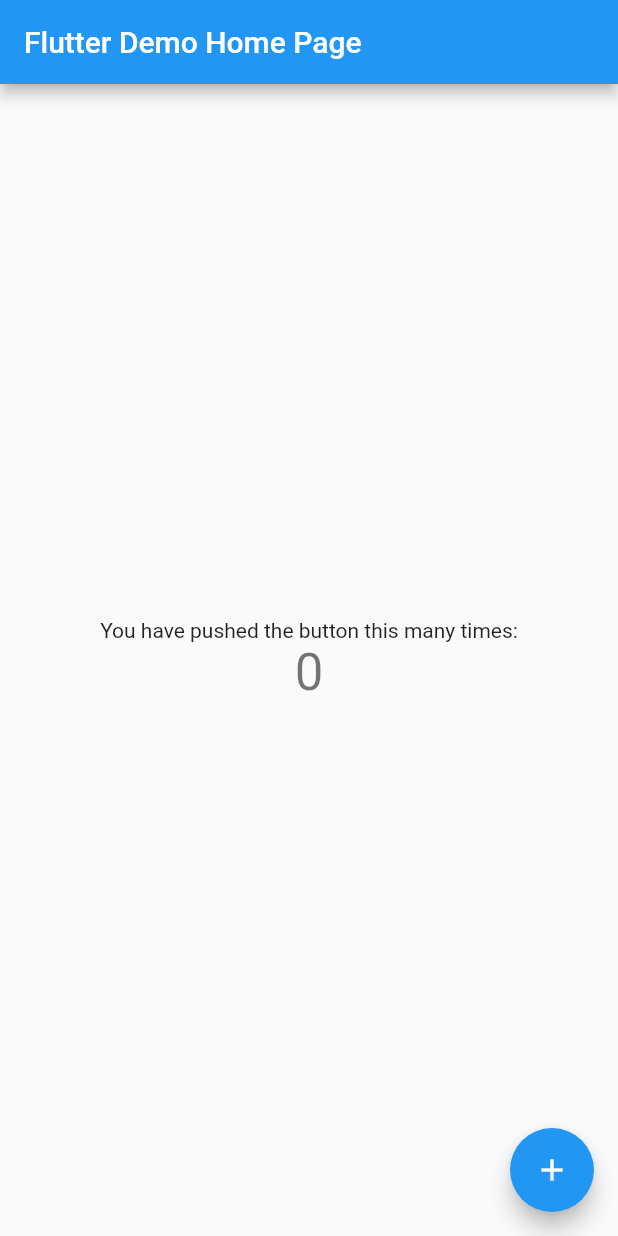
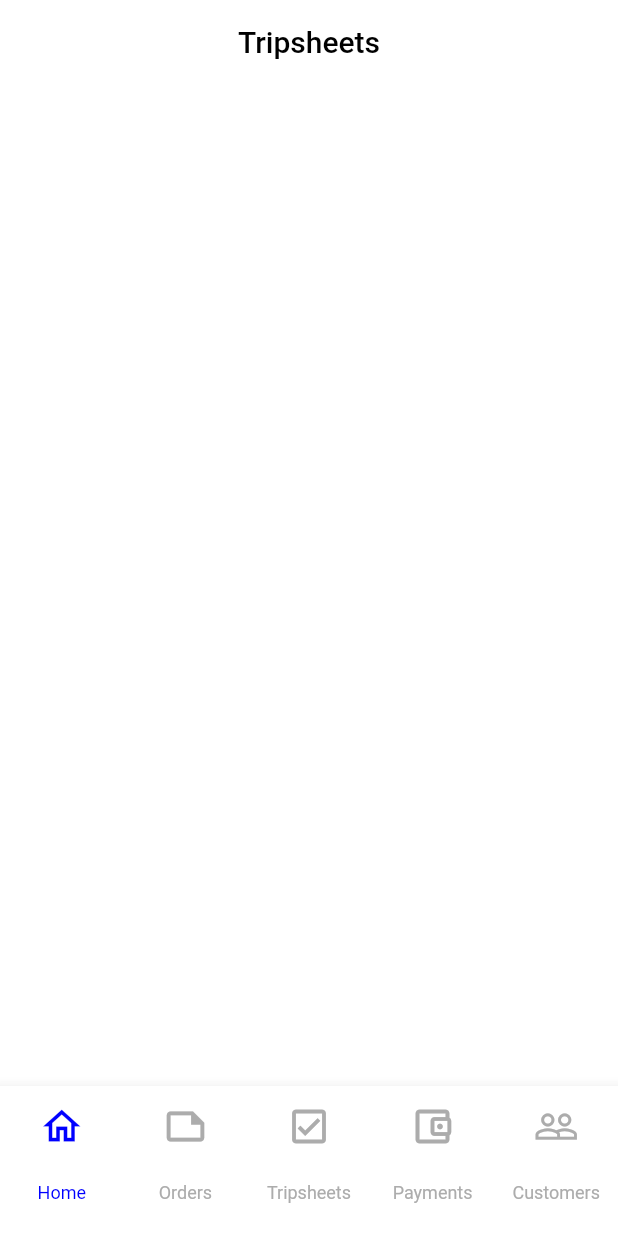
Before and after one commit to sunilbvb/ui_napses_assignment, a Flutter app: the screen it shows after launch, on a phone screen of 412 x 824 dp. Run offline on Flutter 3.47's test engine with Material 2 defaults, Android fonts, the phone set to English and light mode, and no system bars; drawn by our look-alikes of custom_navigation_bar; our stand-ins replace styled_widget.

Commit message:
implemented bottom navigation bar

```diff
--- /dev/null
+++ b/lib/constants/globals.dart
@@ -0,0 +1,17 @@
+import 'package:flutter/material.dart';
+
+const tripSheetsAppBarTitle = 'Tripsheets';
+const Color kBlackColor = Colors.black;
+const Color kWhiteColor = Colors.white;
+const Color kNavBarSelectedColor = Color(0xff040307);
+const Color kNavBarStrokeColor = Color(0x30040307);
+const Color kNavBarUnSelectedColor = Color(0xffacacac);
+const Color kBlueColor = Color(0xff0000FF);
+
+const List<String> bottomNavBarText = [
+  'Home',
+  'Orders',
+  'Tripsheets',
+  'Payments',
+  'Customers'
+];
--- a/lib/main.dart
+++ b/lib/main.dart
@@ -1,113 +1,113 @@
+import 'package:custom_navigation_bar/custom_navigation_bar.dart';
 import 'package:flutter/material.dart';
+import 'package:styled_widget/styled_widget.dart';
+
+import 'constants/globals.dart';
 
 void main() {
   runApp(MyApp());
 }
 
 class MyApp extends StatelessWidget {
-  // This widget is the root of your application.
   @override
   Widget build(BuildContext context) {
     return MaterialApp(
-      title: 'Flutter Demo',
+      title: 'Napses UI assignment',
       theme: ThemeData(
-        // This is the theme of your application.
-        //
-        // Try running your application with "flutter run". You'll see the
-        // application has a blue toolbar. Then, without quitting the app, try
-        // changing the primarySwatch below to Colors.green and then invoke
-        // "hot reload" (press "r" in the console where you ran "flutter run",
-        // or simply save your changes to "hot reload" in a Flutter IDE).
-        // Notice that the counter didn't reset back to zero; the application
-        // is not restarted.
         primarySwatch: Colors.blue,
       ),
-      home: MyHomePage(title: 'Flutter Demo Home Page'),
+      debugShowCheckedModeBanner: false,
+      home: MyHomePage(),
     );
   }
 }
 
 class MyHomePage extends StatefulWidget {
-  MyHomePage({Key key, this.title}) : super(key: key);
-
-  // This widget is the home page of your application. It is stateful, meaning
-  // that it has a State object (defined below) that contains fields that affect
-  // how it looks.
-
-  // This class is the configuration for the state. It holds the values (in this
-  // case the title) provided by the parent (in this case the App widget) and
-  // used by the build method of the State. Fields in a Widget subclass are
-  // always marked "final".
-
-  final String title;
-
   @override
   _MyHomePageState createState() => _MyHomePageState();
 }
 
 class _MyHomePageState extends State<MyHomePage> {
-  int _counter = 0;
-
-  void _incrementCounter() {
-    setState(() {
-      // This call to setState tells the Flutter framework that something has
-      // changed in this State, which causes it to rerun the build method below
-      // so that the display can reflect the updated values. If we changed
-      // _counter without calling setState(), then the build method would not be
-      // called again, and so nothing would appear to happen.
-      _counter++;
-    });
-  }
+  int _currentIndex = 0;
 
   @override
   Widget build(BuildContext context) {
-    // This method is rerun every time setState is called, for instance as done
-    // by the _incrementCounter method above.
-    //
-    // The Flutter framework has been optimized to make rerunning build methods
-    // fast, so that you can just rebuild anything that needs updating rather
-    // than having to individually change instances of widgets.
     return Scaffold(
+      bottomNavigationBar: buildLightDesign(),
       appBar: AppBar(
-        // Here we take the value from the MyHomePage object that was created by
-        // the App.build method, and use it to set our appbar title.
-        title: Text(widget.title),
+        elevation: 0,
+        foregroundColor: kBlackColor,
+        backgroundColor: kWhiteColor,
+        centerTitle: true,
+        title: Text(tripSheetsAppBarTitle).textColor(kBlackColor),
       ),
+      backgroundColor: kWhiteColor,
       body: Center(
-        // Center is a layout widget. It takes a single child and positions it
-        // in the middle of the parent.
-        child: Column(
-          // Column is also a layout widget. It takes a list of children and
-          // arranges them vertically. By default, it sizes itself to fit its
-          // children horizontally, and tries to be as tall as its parent.
-          //
-          // Invoke "debug painting" (press "p" in the console, choose the
-          // "Toggle Debug Paint" action from the Flutter Inspector in Android
-          // Studio, or the "Toggle Debug Paint" command in Visual Studio Code)
-          // to see the wireframe for each widget.
-          //
-          // Column has various properties to control how it sizes itself and
-          // how it positions its children. Here we use mainAxisAlignment to
-          // center the children vertically; the main axis here is the vertical
-          // axis because Columns are vertical (the cross axis would be
-          // horizontal).
-          mainAxisAlignment: MainAxisAlignment.center,
-          children: <Widget>[
-            Text(
-              'You have pushed the button this many times:',
-            ),
-            Text(
-              '$_counter',
-              style: Theme.of(context).textTheme.headline4,
-            ),
-          ],
-        ),
+        child: Text(''),
       ),
-      floatingActionButton: FloatingActionButton(
-        onPressed: _incrementCounter,
-        tooltip: 'Increment',
-        child: Icon(Icons.add),
-      ), // This trailing comma makes auto-formatting nicer for build methods.
+    );
+  }
+
+  Widget buildLightDesign() {
+    return Container(
+      height: 100,
+      child: CustomNavigationBar(
+        iconSize: 30.0,
+        selectedColor: kBlueColor,
+        strokeColor: kNavBarStrokeColor,
+        unSelectedColor: kNavBarUnSelectedColor,
+        backgroundColor: kWhiteColor,
+        items: [
+          CustomNavigationBarItem(
+            icon: Icon(Icons.home_outlined),
+            title: Text(bottomNavBarText[0])
+                .textColor(
+                    _currentIndex == 0 ? kBlueColor : kNavBarUnSelectedColor)
+                .fontSize(12)
+                .paddingDirectional(vertical: 10),
+          ),
+          CustomNavigationBarItem(
+            icon: Icon(Icons.note_outlined),
+            title: Text(bottomNavBarText[1])
+                .textColor(
+                    _currentIndex == 1 ? kBlueColor : kNavBarUnSelectedColor)
+                .fontSize(12)
+                .paddingDirectional(vertical: 10),
+          ),
+          CustomNavigationBarItem(
+            icon: Icon(Icons.check_box_outlined),
+            title: Text(bottomNavBarText[2])
+                .textColor(
+                    _currentIndex == 2 ? kBlueColor : kNavBarUnSelectedColor)
+                .fontSize(12)
+                .paddingDirectional(vertical: 10),
+          ),
+          CustomNavigationBarItem(
+            icon: Icon(Icons.account_balance_wallet_outlined),
+            title: Text(bottomNavBarText[3])
+                .textColor(
+                    _currentIndex == 3 ? kBlueColor : kNavBarUnSelectedColor)
+                .fontSize(12)
+                .paddingDirectional(vertical: 10),
+          ),
+          CustomNavigationBarItem(
+            icon: Icon(Icons.people_outline),
+            title: Text(bottomNavBarText[4])
+                .textColor(
+                    _currentIndex == 4 ? kBlueColor : kNavBarUnSelectedColor)
+                .fontSize(12)
+                .paddingDirectional(vertical: 10),
+          ),
+        ],
+        currentIndex: _currentIndex,
+        onTap: (index) {
+          setState(
+            () {
+              _currentIndex = index;
+            },
+          );
+        },
+      ),
     );
   }
 }
```
Also changed, not shown: pubspec.yaml (+3 -42 lines), lib/widgets/widgets.dart (added), pubspec.lock.
